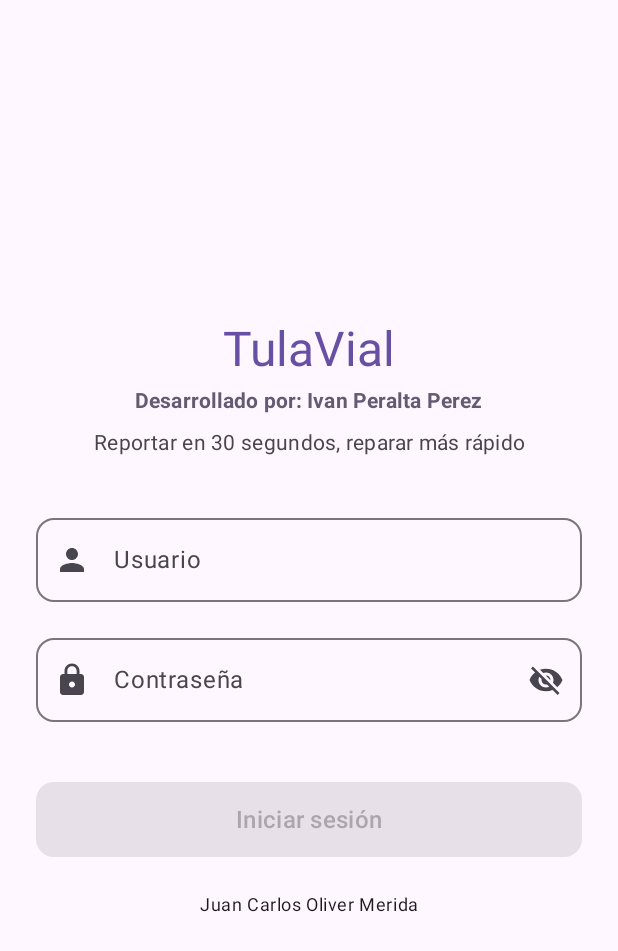
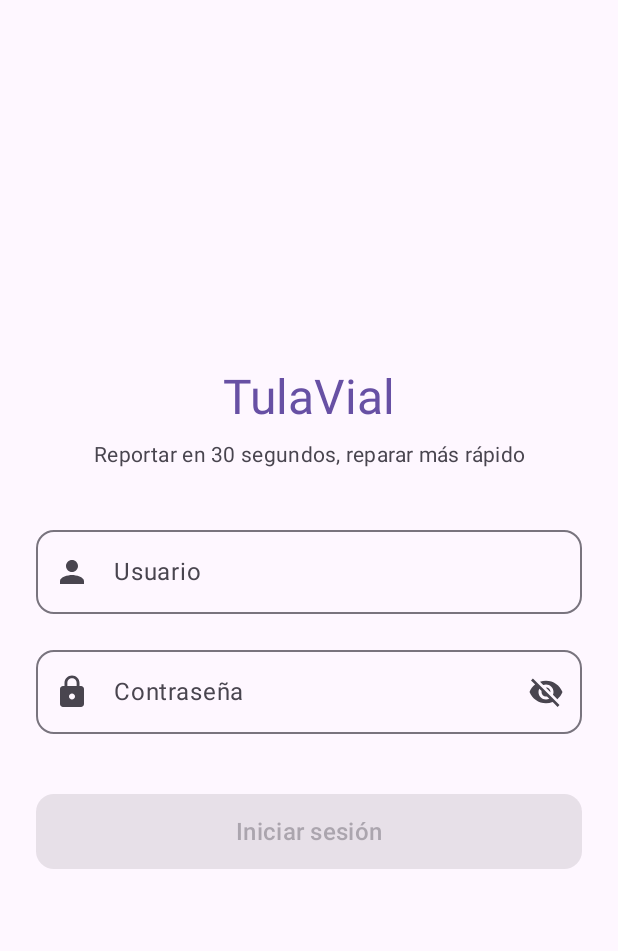
Before and after one commit to charlesoliver519-lab/tulavial-frontend, an Android app built with Jetpack Compose: the screen it shows after launch (MainActivity), on a phone screen of 412 x 824 dp. Shown: the top 951 px of the screen. Run offline under Robolectric (Android 15) with nearby library versions, the phone set to English and light mode, and no system bars.

Commit message:
chore: quitar nombres de integrantes de la pantalla de login

```diff
--- a/shared/src/commonMain/kotlin/com/example/ui/login/LoginScreen.kt
+++ b/shared/src/commonMain/kotlin/com/example/ui/login/LoginScreen.kt
@@ -29,7 +29,6 @@ import androidx.compose.runtime.remember
 import androidx.compose.runtime.setValue
 import androidx.compose.ui.Alignment
 import androidx.compose.ui.Modifier
-import androidx.compose.ui.text.font.FontWeight
 import androidx.compose.ui.text.input.ImeAction
 import androidx.compose.ui.text.input.KeyboardType
 import androidx.compose.ui.text.input.PasswordVisualTransformation
@@ -40,9 +39,6 @@ import androidx.lifecycle.compose.collectAsStateWithLifecycle
 import androidx.lifecycle.viewmodel.compose.viewModel
 import com.example.data.model.UsuarioDto
 
-/**
- * Oliver
- */
 @Composable
 fun LoginScreen(
     onLoginExitoso: (UsuarioDto) -> Unit,
@@ -63,16 +59,6 @@ fun LoginScreen(
             text = "TulaVial",
             style = MaterialTheme.typography.headlineLarge,
             color = MaterialTheme.colorScheme.primary
-        )
-
-        Spacer(modifier = Modifier.height(4.dp))
-
-        // ETIQUETA CON TU NOMBRE
-        Text(
-            text = "Desarrollado por: Ivan Peralta Perez",
-            style = MaterialTheme.typography.labelLarge,
-            fontWeight = FontWeight.Bold,
-            color = MaterialTheme.colorScheme.secondary
         )
 
         Spacer(modifier = Modifier.height(8.dp))
@@ -171,12 +157,5 @@ fun LoginScreen(
                 )
             }
         }
-
-        Spacer(Modifier.height(24.dp))
-        Text(
-            text = "Juan Carlos Oliver Merida",
-            style = MaterialTheme.typography.bodySmall,
-            textAlign = TextAlign.Center
-        )
     }
 }
```
